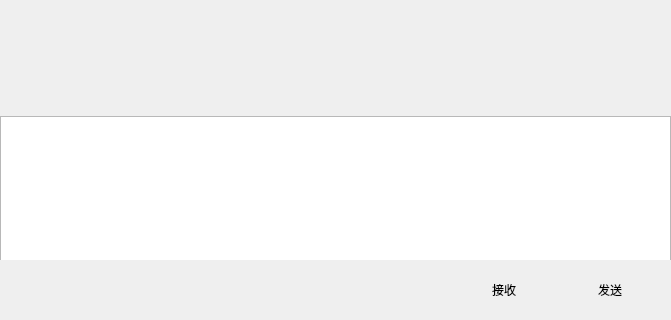
Old version of the form ui/chatpage.ui in the repository shouyangchen/OlineTalk; both pictures show x 0 to 671 and y 155 to 475 of the 671 by 475 pixel window.
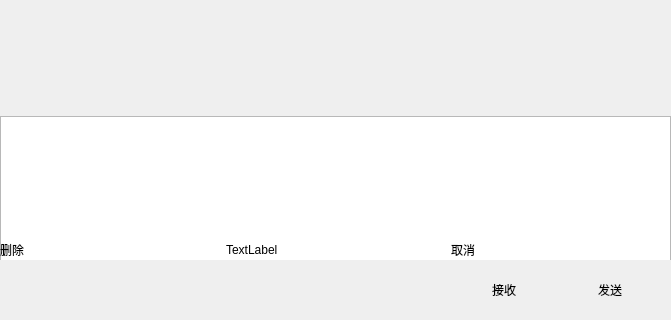
New version of the form. Icons and pictures are not drawn. Custom widgets are drawn as their Qt base class.

Patch:
```diff
--- a/ui/chatpage.ui
+++ b/ui/chatpage.ui
@@ -85,7 +85,7 @@
        </widget>
       </item>
       <item>
-       <widget class="ChatView" name="chat_view" native="true"/>
+       <widget class="New_ChatView" name="chat_view" native="true"/>
       </item>
       <item>
        <widget class="QWidget" name="tool_widget" native="true">
@@ -287,6 +287,75 @@
            </property>
           </widget>
          </item>
+         <item>
+          <widget class="MultiSelectionHistoryWidget" name="MultiSelectionHistoryWidget_widget" native="true">
+           <property name="sizePolicy">
+            <sizepolicy hsizetype="Preferred" vsizetype="Fixed">
+             <horstretch>0</horstretch>
+             <verstretch>0</verstretch>
+            </sizepolicy>
+           </property>
+           <property name="minimumSize">
+            <size>
+             <width>0</width>
+             <height>20</height>
+            </size>
+           </property>
+           <property name="maximumSize">
+            <size>
+             <width>16777215</width>
+             <height>20</height>
+            </size>
+           </property>
+           <layout class="QHBoxLayout" name="horizontalLayout">
+            <property name="leftMargin">
+             <number>0</number>
+            </property>
+            <property name="topMargin">
+             <number>0</number>
+            </property>
+            <property name="rightMargin">
+             <number>0</number>
+            </property>
+            <property name="bottomMargin">
+             <number>0</number>
+            </property>
+            <item>
+             <widget class="ClickedLabel" name="label_delete_history">
+              <property name="text">
+               <string>删除</string>
+              </property>
+             </widget>
+            </item>
+            <item>
+             <widget class="ClickedLabel" name="label_2">
+              <property name="sizePolicy">
+               <sizepolicy hsizetype="Preferred" vsizetype="Preferred">
+                <horstretch>0</horstretch>
+                <verstretch>0</verstretch>
+               </sizepolicy>
+              </property>
+              <property name="minimumSize">
+               <size>
+                <width>0</width>
+                <height>0</height>
+               </size>
+              </property>
+              <property name="text">
+               <string>TextLabel</string>
+              </property>
+             </widget>
+            </item>
+            <item>
+             <widget class="ClickedLabel" name="label_cancel">
+              <property name="text">
+               <string>取消</string>
+              </property>
+             </widget>
+            </item>
+           </layout>
+          </widget>
+         </item>
         </layout>
        </widget>
       </item>
@@ -377,17 +446,23 @@
    <extends>QLabel</extends>
    <header location="global">clickedlabel.h</header>
   </customwidget>
-  <customwidget>
-   <class>ChatView</class>
-   <extends>QWidget</extends>
-   <header location="global">chatview.h</header>
-   <container>1</container>
-  </customwidget>
   <customwidget>
    <class>MessageTextEdit</class>
    <extends>QTextEdit</extends>
    <header location="global">MessageTextEdit.h</header>
   </customwidget>
+  <customwidget>
+   <class>New_ChatView</class>
+   <extends>QWidget</extends>
+   <header>new_chat_view.h</header>
+   <container>1</container>
+  </customwidget>
+  <customwidget>
+   <class>MultiSelectionHistoryWidget</class>
+   <extends>QWidget</extends>
+   <header location="global">MultiSelectionHistoryWidget.h</header>
+   <container>1</container>
+  </customwidget>
  </customwidgets>
  <resources>
   <include location="../resources/res.qrc"/>
```
